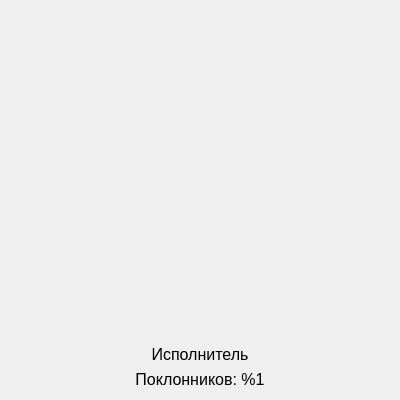
This is widgets/artistcard.ui in pamugk/deezer-qt-client as Qt 5 draws it before an edit. The edited form follows.
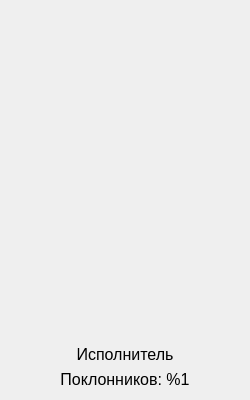
This is the edited form.

Patch:
```diff
--- a/widgets/artistcard.ui
+++ b/widgets/artistcard.ui
@@ -6,10 +6,16 @@
    <rect>
     <x>0</x>
     <y>0</y>
-    <width>400</width>
+    <width>250</width>
     <height>400</height>
    </rect>
   </property>
+  <property name="maximumSize">
+   <size>
+    <width>250</width>
+    <height>16777215</height>
+   </size>
+  </property>
   <property name="font">
    <font>
     <pointsize>12</pointsize>
```
